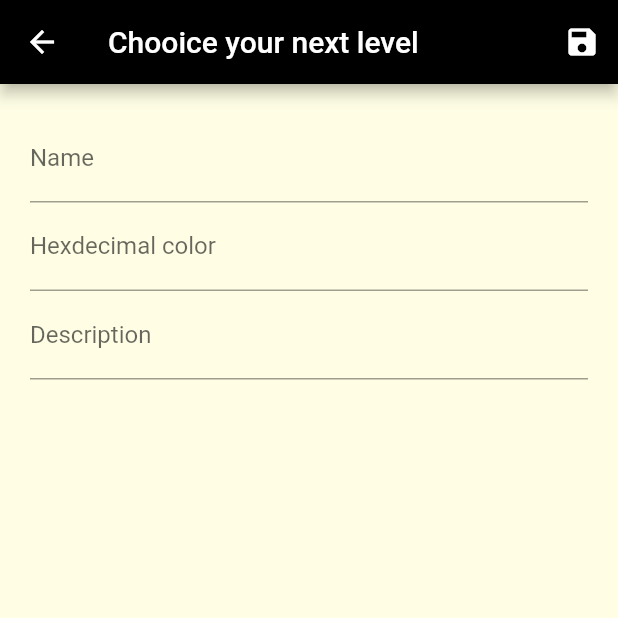
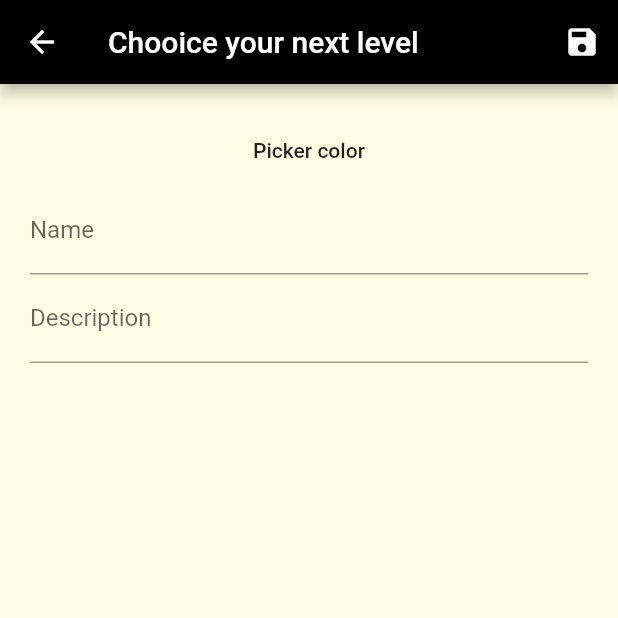
Before and after one commit to Vitor-Novaes/drmap, a Flutter app: the FormRoadmap screen opened by its route, after a tap on the "save" icon, on a phone screen of 412 x 824 dp, the top half of it. Run offline on Flutter 3.47's test engine with Material 2 defaults, Android fonts, the phone set to English and light mode, and no system bars; our stand-ins replace flutter_colorpicker; network calls fail.

Commit message:
Color picker WIP

```diff
--- a/lib/models/roadmap.dart
+++ b/lib/models/roadmap.dart
@@ -8,7 +8,7 @@ String roadMapToJson(Roadmap data) => json.encode(data.toJson());
 
 class Roadmap {
   Roadmap({
-    @required this.id,
+    this.id,
     @required this.title,
     @required this.hex,
     this.pointsCounter,
@@ -34,9 +34,9 @@ class Roadmap {
 
   Map<String, dynamic> toJson() => {
         "title": title,
-        "points_counter": pointsCounter,
-        "task_counter": taskCounter,
         "hex": hex,
-        "thumb": thumb,
+        // "points_counter": pointsCounter,
+        // "task_counter": taskCounter,
+        // "thumb": thumb,
       };
 }
--- a/lib/pages/roadmap/form.dart
+++ b/lib/pages/roadmap/form.dart
@@ -1,15 +1,60 @@
+import 'package:drm/models/roadmap.dart';
 import 'package:drm/services/roadmap.dart';
 import 'package:flutter/material.dart';
-// import 'package:flutter_colorpicker/flutter_colorpicker.dart';
+import 'package:flutter_colorpicker/flutter_colorpicker.dart';
 import 'dart:ui';
 
-class FormRoadmap extends StatelessWidget {
+class FormRoadmap extends StatefulWidget {
+  @override
+  _FormRoadmap createState() => _FormRoadmap();
+}
+
+class _FormRoadmap extends State<FormRoadmap> {
+  final _form = GlobalKey<FormState>();
+  final _formData = Map<String, dynamic>();
+
   final RoadmapService service = RoadmapService();
+  Color pickerColor = Color(0xff443a49);
+  Color currentColor = Color(0xff443a49);
 
-  void _submit(
-    context,
-  ) {
-    // service.submitRoadmap()
+  void _submit(context) {
+    _form.currentState.save();
+    service.createRoadmap(_formData);
+  }
+
+  void changeColor(Color color) {
+    setState(() => pickerColor = color);
+  }
+
+  showPicker(BuildContext context) {
+    // set up the button
+    Widget okButton = FlatButton(
+      child: Text("Pick it"),
+      onPressed: () {
+        setState(() => currentColor = pickerColor);
+        Navigator.of(context).pop();
+      },
+    );
+
+    AlertDialog picker = AlertDialog(
+      title: const Text('Picker a color'),
+      content: SingleChildScrollView(
+        child: ColorPicker(
+          pickerColor: pickerColor,
+          onColorChanged: changeColor,
+          showLabel: true,
+          pickerAreaHeightPercent: 0.5,
+        ),
+      ),
+      actions: [okButton],
+    );
+
+    showDialog(
+      context: context,
+      builder: (BuildContext context) {
+        return picker;
+      },
+    );
   }
 
   @override
@@ -34,8 +79,15 @@ class FormRoadmap extends StatelessWidget {
       body: Padding(
         padding: const EdgeInsets.all(20.0),
         child: Form(
+            key: _form,
             child: ListView(
               children: <Widget>[
+                FlatButton(
+                  onPressed: () {
+                    showPicker(context);
+                  },
+                  child: Center(child: Text('Picker color')),
+                ),
                 TextFormField(
                   decoration: InputDecoration(labelText: 'Name'),
                   textInputAction: TextInputAction.next,
@@ -45,18 +97,20 @@ class FormRoadmap extends StatelessWidget {
                     }
                     return null;
                   },
+                  onSaved: (value) => _formData['name'] = value,
                 ),
-            TextFormField(
-              decoration: InputDecoration(labelText: 'Hexdecimal color'),
-              validator: (String value) {
-                if (value == null || value.isEmpty) {
-                  return 'Color is required';
-                }
-                return null;
-              },
-            ),
+                // TextFormField(
+                //   decoration: InputDecoration(labelText: 'Hexdecimal color'),
+                //   validator: (String value) {
+                //     if (value == null || value.isEmpty) {
+                //       return 'Color is required';
+                //     }
+                //     return null;
+                //   },
+                // ),
                 TextFormField(
                   decoration: InputDecoration(labelText: 'Description'),
+                  onSaved: (value) => _formData['decoration'] = value,
                 ),
               ],
             )),
--- a/lib/services/roadmap.dart
+++ b/lib/services/roadmap.dart
@@ -1,4 +1,6 @@
 import 'dart:convert';
+import 'dart:io';
+import 'dart:ui';
 
 import 'package:drm/models/roadmap.dart';
 import 'package:http/http.dart' as http;
@@ -26,7 +28,29 @@ class RoadmapService {
       }
     } catch (e) {
       print("finished with exceptions $e");
-      return [Roadmap(id: 1, title: 'Vazio', hex: 0xFFFFF)];
+      return [Roadmap(id: 1, title: 'Vazio', hex: 0xFFFFFFF)];
+    }
+  }
+
+  Future<void> createRoadmap(payload) async {
+    final roadmap = Roadmap(
+      title: payload['name'],
+      hex: payload['hex'],
+    );
+    final String req = roadMapToJson(roadmap);
+    print(req);
+    try {
+      final response = await http.post(
+        Uri.https(uri, 'development/roadmap'),
+        headers: {
+          HttpHeaders.contentTypeHeader: 'application/json',
+        },
+        body: req,
+      );
+      print(response);
+    } catch (e) {
+      print('Error on create $e');
+      throw e;
     }
   }
 }
```
Lines whose indentation alone changed are shown as unchanged.
